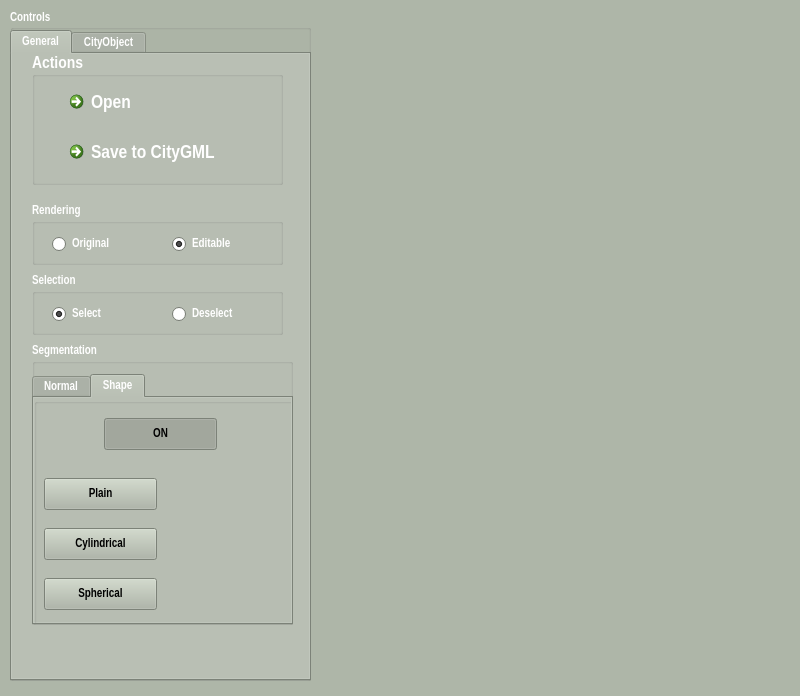
This is forms/mainwindow.ui in pranjal23/osg2citygml as Qt 5 draws it before an edit. The edited form follows.
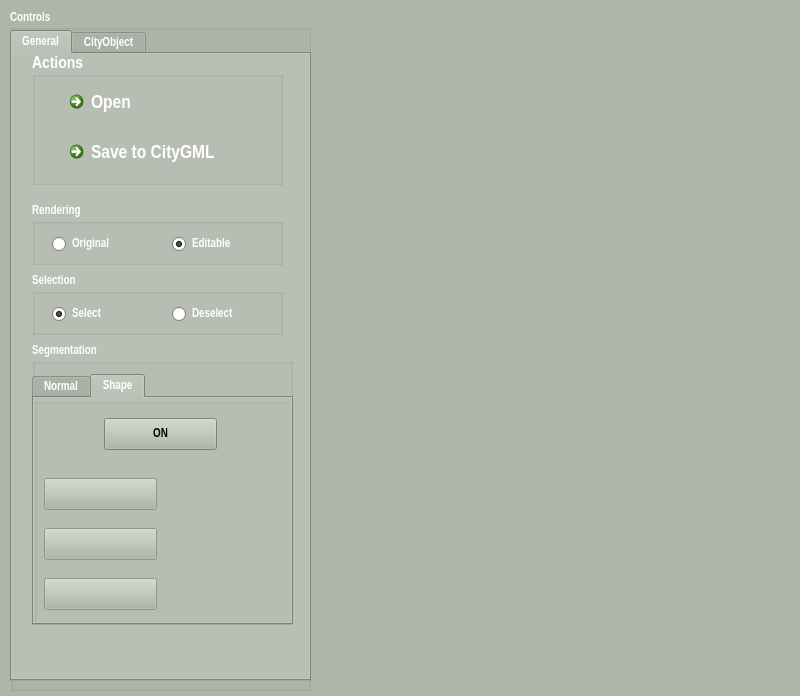
This is the edited form. The open tabs and pages were chosen to show the change. Custom widgets are drawn as their Qt base class.

The edit to the form file:
```diff
--- a/forms/mainwindow.ui
+++ b/forms/mainwindow.ui
@@ -492,7 +492,7 @@
      <x>10</x>
      <y>10</y>
      <width>301</width>
-     <height>671</height>
+     <height>681</height>
     </rect>
    </property>
    <property name="sizePolicy">
@@ -890,6 +890,9 @@
           <string/>
          </property>
          <widget class="QPushButton" name="groundBtn">
+          <property name="enabled">
+           <bool>false</bool>
+          </property>
           <property name="geometry">
            <rect>
             <x>10</x>
@@ -998,13 +1001,16 @@
            <bool>true</bool>
           </property>
           <property name="checked">
-           <bool>true</bool>
+           <bool>false</bool>
           </property>
           <property name="autoDefault">
            <bool>true</bool>
           </property>
          </widget>
          <widget class="QPushButton" name="boundBoxBtn">
+          <property name="enabled">
+           <bool>false</bool>
+          </property>
           <property name="geometry">
            <rect>
             <x>10</x>
@@ -1061,6 +1067,9 @@
           </property>
          </widget>
          <widget class="QPushButton" name="boundBoxBtn_2">
+          <property name="enabled">
+           <bool>false</bool>
+          </property>
           <property name="geometry">
            <rect>
             <x>10</x>
```
Left out of the diff: 4 changed lines with no effect on the pictures.
